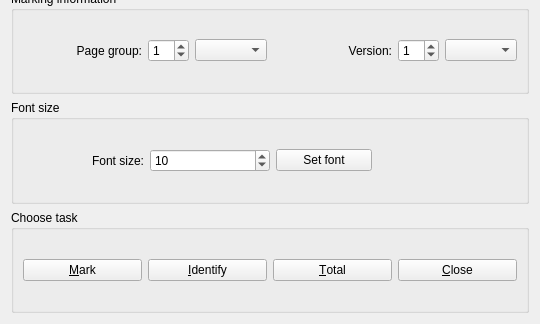
The window that qtCreatorFiles/ui_chooser.ui (plomgrading/plom) describes before a commit, drawn with Qt 5; both pictures show x 0 to 540 and y 248 to 572 of the 540 by 572 pixel window.
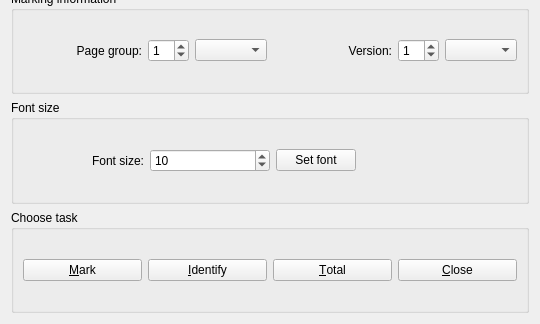
The same window after the commit.

Commit message:
tweak font button positioning
Let it have its own size and have a spacer fill the remainder

```diff
--- a/qtCreatorFiles/ui_chooser.ui
+++ b/qtCreatorFiles/ui_chooser.ui
@@ -214,17 +214,20 @@
      <property name="title">
       <string>Font size</string>
      </property>
-     <layout class="QGridLayout" name="gridLayout_4" columnstretch="5,5,4,6">
-      <item row="0" column="2">
-       <widget class="QPushButton" name="fontButton">
+     <layout class="QGridLayout" name="gridLayout_4" columnstretch="1,1,1,1">
+      <item row="0" column="0">
+       <widget class="QLabel" name="fontLabel">
         <property name="sizePolicy">
-         <sizepolicy hsizetype="Expanding" vsizetype="Fixed">
+         <sizepolicy hsizetype="Expanding" vsizetype="Preferred">
           <horstretch>0</horstretch>
           <verstretch>0</verstretch>
          </sizepolicy>
         </property>
         <property name="text">
-         <string>Set font</string>
+         <string>Font size:</string>
+        </property>
+        <property name="alignment">
+         <set>Qt::AlignRight|Qt::AlignTrailing|Qt::AlignVCenter</set>
         </property>
        </widget>
       </item>
@@ -247,23 +250,22 @@
         </property>
        </widget>
       </item>
-      <item row="0" column="0">
-       <widget class="QLabel" name="fontLabel">
+      <item row="0" column="2" colspan="2">
+       <layout class="QHBoxLayout" name="horizontalLayout_3">
+        <item>
+         <widget class="QPushButton" name="fontButton">
         <property name="sizePolicy">
-         <sizepolicy hsizetype="Expanding" vsizetype="Preferred">
+           <sizepolicy hsizetype="Minimum" vsizetype="Fixed">
           <horstretch>0</horstretch>
           <verstretch>0</verstretch>
          </sizepolicy>
         </property>
         <property name="text">
-         <string>Font size:</string>
-        </property>
-        <property name="alignment">
-         <set>Qt::AlignRight|Qt::AlignTrailing|Qt::AlignVCenter</set>
+           <string>Set font</string>
         </property>
        </widget>
       </item>
-      <item row="0" column="3">
+        <item>
        <spacer name="horizontalSpacer_2">
         <property name="orientation">
          <enum>Qt::Horizontal</enum>
@@ -275,6 +277,8 @@
          </size>
         </property>
        </spacer>
+        </item>
+       </layout>
       </item>
      </layout>
     </widget>
```
Lines whose indentation alone changed are shown as unchanged. The commit also changes 1 other file.
